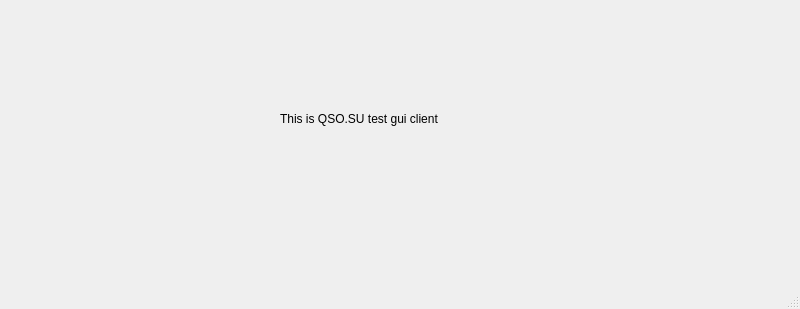
Qt form mainwindow.ui (c7v/client-qso.su) before a commit.
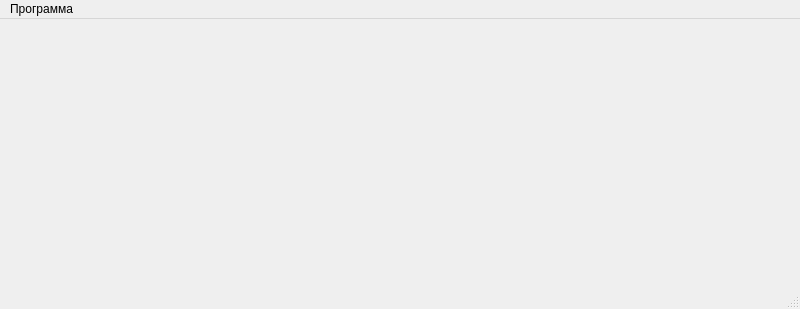
The same form after that commit.

What changed in the file:
```diff
--- a/mainwindow.ui
+++ b/mainwindow.ui
@@ -13,21 +13,7 @@
   <property name="windowTitle">
    <string>MainWindow</string>
   </property>
-  <widget class="QWidget" name="centralwidget">
-   <widget class="QLabel" name="label">
-    <property name="geometry">
-     <rect>
-      <x>280</x>
-      <y>110</y>
-      <width>192</width>
-      <height>18</height>
-     </rect>
-    </property>
-    <property name="text">
-     <string>This is QSO.SU test gui client</string>
-    </property>
-   </widget>
-  </widget>
+  <widget class="QWidget" name="centralwidget"/>
   <widget class="QMenuBar" name="menubar">
    <property name="geometry">
     <rect>
@@ -37,6 +23,13 @@
      <height>23</height>
     </rect>
    </property>
+   <widget class="QMenu" name="menu">
+    <property name="title">
+     <string>Программа</string>
+    </property>
+    <addaction name="actionSettings"/>
+   </widget>
+   <addaction name="menu"/>
   </widget>
   <widget class="QStatusBar" name="statusbar"/>
  </widget>
```
Left out of the diff: 5 changed lines with no effect on the pictures.
